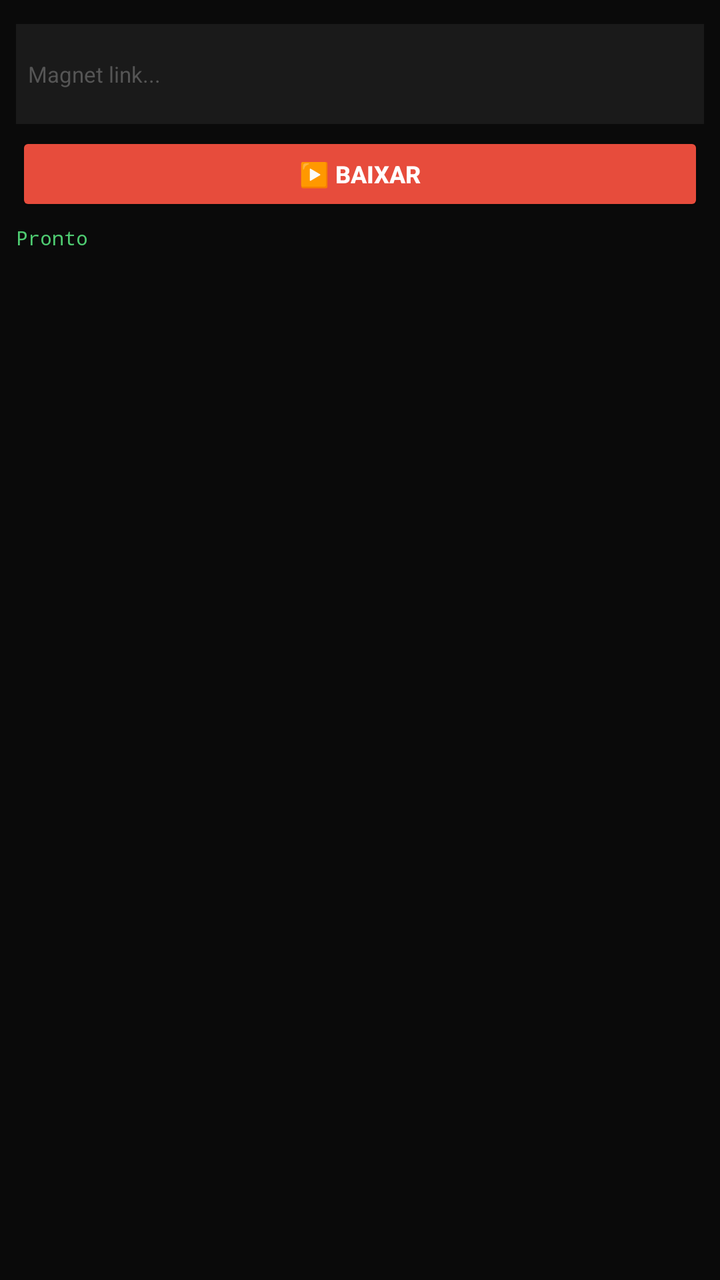
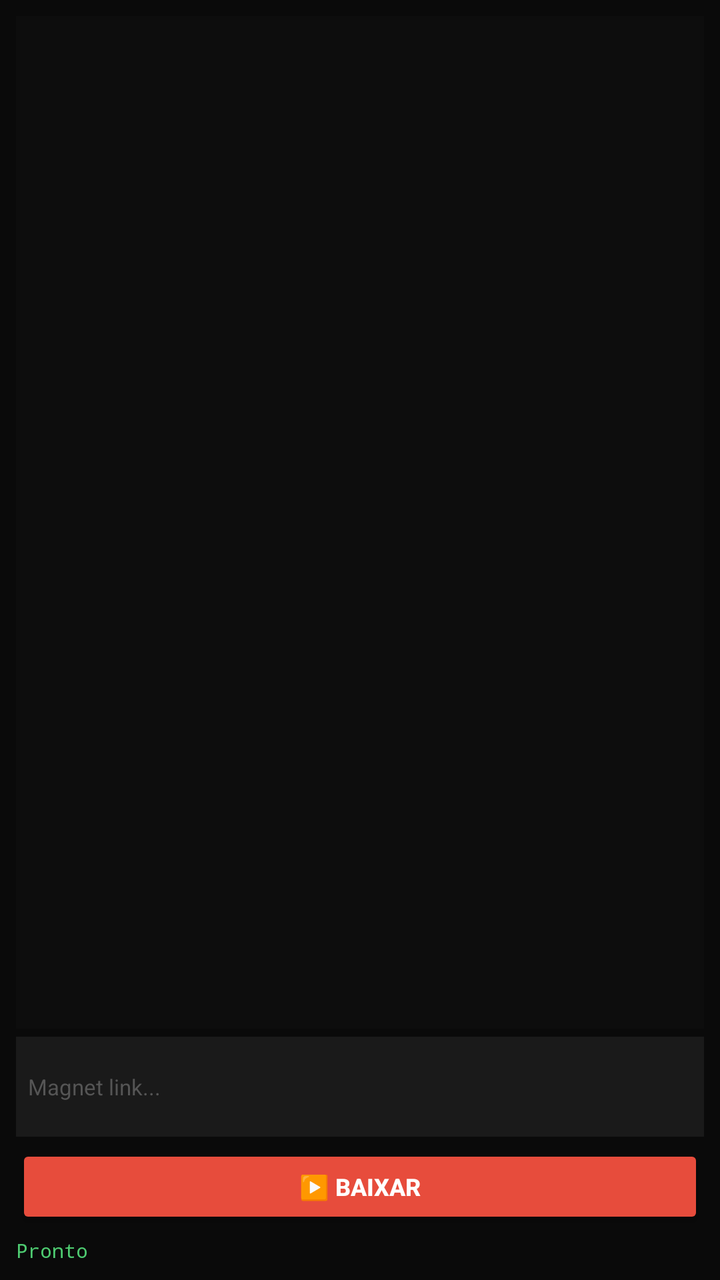

Before-and-after screenshots of an Android layout around one commit, followed by the original layout XML and the change that was made.
<!-- AndroidManifest.xml: application theme Theme.AppCompat.NoActionBar -->
<!-- res/layout/activity_main.xml -->
<?xml version="1.0" encoding="utf-8"?>
<LinearLayout xmlns:android="http://schemas.android.com/apk/res/android"
    xmlns:app="http://schemas.android.com/apk/res-auto"
    android:layout_width="match_parent"
    android:layout_height="match_parent"
    android:orientation="vertical"
    android:background="#0a0a0a"
    android:gravity="center_horizontal"
    android:padding="8dp">
    
    <VideoView
        android:id="@+id/video_view"
        android:layout_width="match_parent"
        android:layout_height="wrap_content"
        android:visibility="gone" />
    
    <FrameLayout
        android:id="@+id/loading_overlay"
        android:layout_width="match_parent"
        android:layout_height="150dp"
        android:visibility="gone"
        android:background="#1a1a1a">
        
        <LinearLayout
            android:layout_width="wrap_content"
            android:layout_height="wrap_content"
            android:layout_gravity="center"
            android:orientation="vertical"
            android:gravity="center">
            
            <ProgressBar
                android:id="@+id/spinner_bar"
                android:layout_width="40dp"
                android:layout_height="40dp"
                android:indeterminateTint="#e74c3c" />
            
            <TextView
                android:layout_width="wrap_content"
                android:layout_height="wrap_content"
                android:layout_marginTop="8dp"
                android:text="⏳ Carregando..."
                android:textColor="#e74c3c"
                android:textSize="14sp" />
        </LinearLayout>
    </FrameLayout>
    
    <LinearLayout
        android:layout_width="match_parent"
        android:layout_height="wrap_content"
        android:orientation="vertical"
        android:layout_marginTop="4dp">
        
        <EditText
            android:id="@+id/magnet_input"
            android:layout_width="match_parent"
            android:layout_height="50dp"
            android:background="#1a1a1a"
            android:hint="Magnet link..."
            android:textColorHint="#555"
            android:inputType="textMultiLine"
            android:padding="6dp"
            android:textColor="#fff"
            android:textSize="11sp" />
        
        <LinearLayout
            android:layout_width="match_parent"
            android:layout_height="wrap_content"
            android:orientation="horizontal"
            android:layout_marginTop="4dp">
            
            <Button
                android:id="@+id/btn_play"
                android:layout_width="0dp"
                android:layout_height="42dp"
                android:layout_weight="1"
                android:backgroundTint="#e74c3c"
                android:text="▶️ BAIXAR"
                android:textColor="#fff"
                android:textStyle="bold"
                android:textSize="12sp" />
            
            <Button
                android:id="@+id/btn_watch"
                android:layout_width="0dp"
                android:layout_height="42dp"
                android:layout_weight="1"
                android:layout_marginStart="4dp"
                android:backgroundTint="#4ecb71"
                android:text="🎬 ASSISTIR"
                android:textColor="#000"
                android:textStyle="bold"
                android:textSize="12sp"
                android:visibility="gone" />
            
            <Button
                android:id="@+id/btn_stop"
                android:layout_width="0dp"
                android:layout_height="42dp"
                android:layout_weight="1"
                android:layout_marginStart="4dp"
                android:backgroundTint="#555"
                android:text="⏹️ PARAR"
                android:textColor="#fff"
                android:textStyle="bold"
                android:textSize="12sp"
                android:visibility="gone" />
        </LinearLayout>
        
        <ProgressBar
            android:id="@+id/buffer_bar"
            style="?android:attr/progressBarStyleHorizontal"
            android:layout_width="match_parent"
            android:layout_height="4dp"
            android:layout_marginTop="4dp"
            android:progressTint="#e74c3c"
            android:visibility="gone" />
        
        <TextView
            android:id="@+id/status_text"
            android:layout_width="wrap_content"
            android:layout_height="wrap_content"
            android:layout_marginTop="4dp"
            android:text="Pronto"
            android:textColor="#4ecb71"
            android:textSize="10sp"
            android:fontFamily="monospace" />
    </LinearLayout>
    
</LinearLayout>
<!-- resources referenced by this layout -->
<resources>

</resources>

<!-- the commit's change to res/layout/activity_main.xml (unified diff, before → after) -->
@@ -1,6 +1,5 @@
 <?xml version="1.0" encoding="utf-8"?>
 <LinearLayout xmlns:android="http://schemas.android.com/apk/res/android"
-    xmlns:app="http://schemas.android.com/apk/res-auto"
     android:layout_width="match_parent"
     android:layout_height="match_parent"
     android:orientation="vertical"
@@ -8,11 +7,18 @@
     android:gravity="center_horizontal"
     android:padding="8dp">
     
-    <VideoView
-        android:id="@+id/video_view"
+    
+    <RelativeLayout
         android:layout_width="match_parent"
-        android:layout_height="wrap_content"
-        android:visibility="gone" />
+        android:layout_height="wrap_content">
+        
+        <VideoView
+            android:id="@+id/video_view"
+            android:layout_width="match_parent"
+            android:layout_height="wrap_content"
+            android:layout_centerInParent="true"
+            android:visibility="gone" />
+    </RelativeLayout>
     
     <FrameLayout
         android:id="@+id/loading_overlay"
@@ -43,6 +49,24 @@
                 android:textSize="14sp" />
         </LinearLayout>
     </FrameLayout>
+    
+    
+    <ScrollView
+        android:id="@+id/debug_scroll"
+        android:layout_width="match_parent"
+        android:layout_height="0dp"
+        android:layout_weight="1"
+        android:background="#0d0d0d"
+        android:padding="4dp">
+        
+        <TextView
+            android:id="@+id/debug_text"
+            android:layout_width="match_parent"
+            android:layout_height="wrap_content"
+            android:textColor="#4ecb71"
+            android:textSize="8sp"
+            android:fontFamily="monospace" />
+    </ScrollView>
     
     <LinearLayout
         android:layout_width="match_parent"
